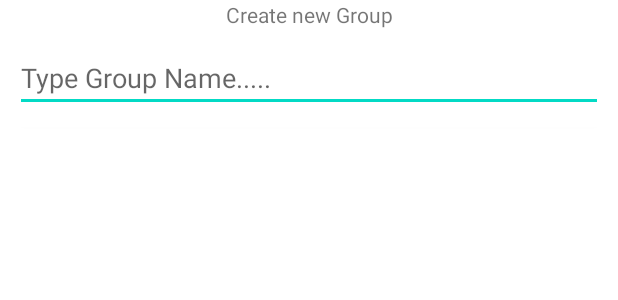
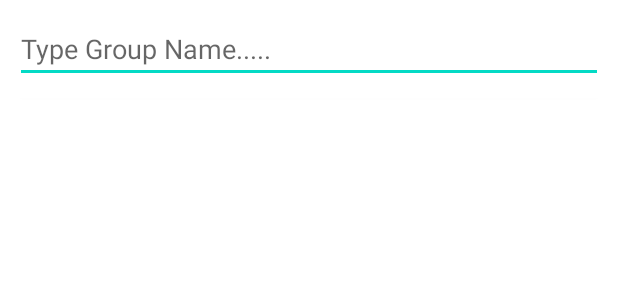
Before and after one commit to abhikant28/TheToDo, an Android app: the layout main_new_group_dialog.xml on its own in the app's theme, with its tools: preview values and no code run, on a phone screen of 412 x 824 dp. Shown: the top 300 px of the screen. Run offline under Robolectric (Android 15) with nearby library versions, the phone set to English and light mode, and no system bars.

```diff
--- a/app/src/main/java/com/example/thetodo/Notes_Groups_ExpandableList_Adapter.java
+++ b/app/src/main/java/com/example/thetodo/Notes_Groups_ExpandableList_Adapter.java
@@ -97,11 +97,13 @@ public class Notes_Groups_ExpandableList_Adapter extends BaseExpandableListAdapt
             LayoutInflater inflater = (LayoutInflater) cxt.getSystemService(Context.LAYOUT_INFLATER_SERVICE);
             view = inflater.inflate(R.layout.main_super_list_item_note, null);
         }
+
         TextView tv_date = view.findViewById(R.id.Main_RecyclerView_List_Item_Time);
         TextView tv_title = view.findViewById(R.id.Main_TextView_List_Item_Title);
         TextView tv_desc= view.findViewById(R.id.Main_RecyclerView_List_Item_Sub);
+
         Notes note = getChild(groupPosition, childPosition);
-        Log.i("NOTE:::",note.getTitle());
+
         tv_title.setText(note.getTitle());
         tv_date.setText(note.getDate());
         tv_desc.setText(note.getBody());
--- a/app/src/main/java/com/example/thetodo/dialogBoxes/NewGroup_Dialog.java
+++ b/app/src/main/java/com/example/thetodo/dialogBoxes/NewGroup_Dialog.java
@@ -41,7 +41,6 @@ public class NewGroup_Dialog extends AppCompatDialogFragment {
                     @Override
                     public void onClick(DialogInterface dialogInterface, int i) {
                         if (!ev_group_name.getText().toString().isEmpty()) {
-                            Log.i("GROUP::::", "Created....");
                             viewModel.insert(new Groups(ev_group_name.getText().toString()));
                         }
                     }
--- a/app/src/main/res/layout/main_new_group_dialog.xml
+++ b/app/src/main/res/layout/main_new_group_dialog.xml
@@ -8,11 +8,7 @@
         android:orientation="vertical"
         android:layout_width="match_parent"
         android:layout_height="wrap_content">
-    <TextView
-        android:layout_width="match_parent"
-        android:layout_height="wrap_content"
-        android:text="Create new Group"
-        android:gravity="center"/>
+
 <EditText
     android:id="@+id/Main_Group_Dialog_EditText_NewGroup"
     android:layout_margin="10dp"
```
